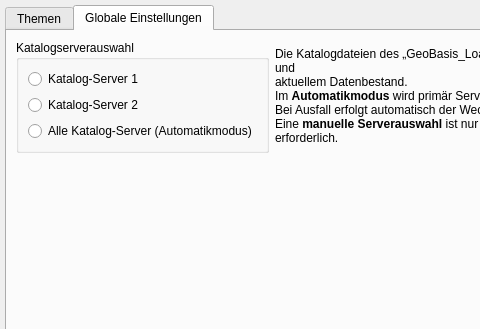
Qt form ui/design_files/settings_dialog.ui (geoObserver/geobasis_loader) before a commit; both pictures show x 0 to 480 and y 0 to 329 of the 800 by 800 pixel window.
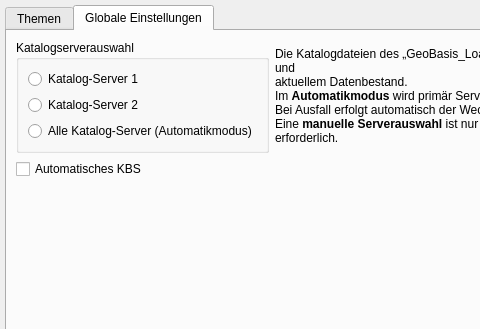
The same form after that commit. The open tabs and pages were chosen to show the change.

Commit message: Add automatic CRS checkbox to settings dialog and update settings handling

```diff
--- a/ui/design_files/settings_dialog.ui
+++ b/ui/design_files/settings_dialog.ui
@@ -377,6 +377,19 @@
          </property>
         </widget>
        </item>
+       <item row="1" column="0">
+        <widget class="QCheckBox" name="automatic_crs_checkbox">
+         <property name="sizePolicy">
+          <sizepolicy hsizetype="Expanding" vsizetype="Preferred">
+           <horstretch>0</horstretch>
+           <verstretch>0</verstretch>
+          </sizepolicy>
+         </property>
+         <property name="text">
+          <string>Automatisches KBS</string>
+         </property>
+        </widget>
+       </item>
       </layout>
      </widget>
     </widget>
```
The commit also changes 2 other files.
